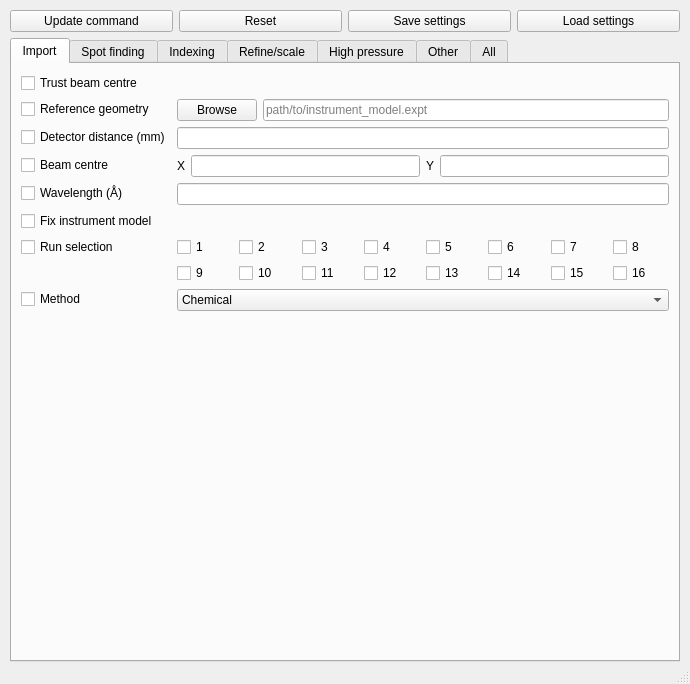
First picture: the form in i19-gui/OptionsWindow.ui, repository xia2/i19-gui, before the edit.
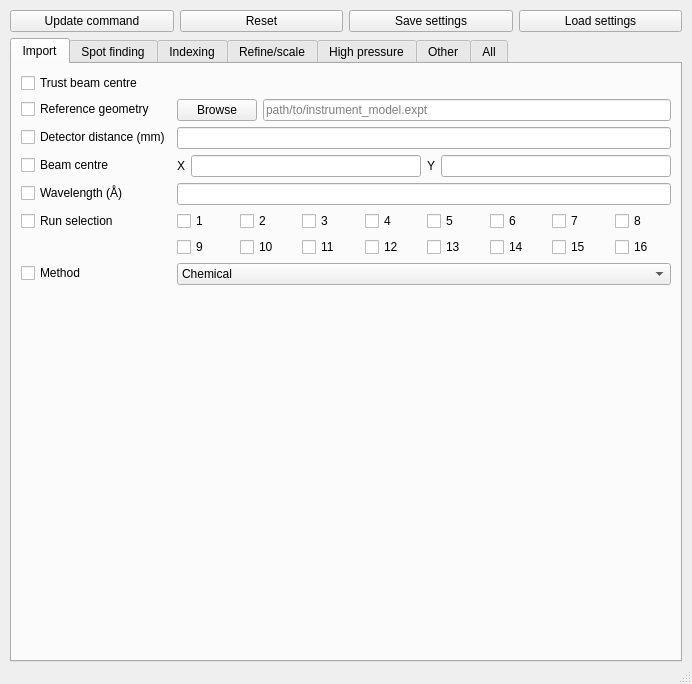
Second picture: the form after the edit.

Commit message:
Add some more tool tips to the .ui design file
Simplify the code by removing the corresponding hard-coded definitions.

The edit to the form file:
```diff
--- a/i19-gui/OptionsWindow.ui
+++ b/i19-gui/OptionsWindow.ui
@@ -6,7 +6,7 @@
    <rect>
     <x>0</x>
     <y>0</y>
-    <width>690</width>
+    <width>692</width>
     <height>684</height>
    </rect>
   </property>
@@ -192,20 +192,13 @@
          </widget>
         </item>
         <item row="5" column="0">
-         <widget class="QCheckBox" name="Import_FixBeamDetector_checkBox">
-          <property name="text">
-           <string>Fix instrument model</string>
-          </property>
-         </widget>
-        </item>
-        <item row="6" column="0">
          <widget class="QCheckBox" name="Import_RunSelectorr_checkBox">
           <property name="text">
            <string>Run selection</string>
           </property>
          </widget>
         </item>
-        <item row="6" column="1">
+        <item row="5" column="1">
          <layout class="QGridLayout" name="gridLayoutRunSelection">
           <item row="0" column="2">
            <widget class="QCheckBox" name="Import_RunSelectorr_checkBox_3">
@@ -321,14 +314,14 @@
           </item>
          </layout>
         </item>
-        <item row="7" column="0">
+        <item row="6" column="0">
          <widget class="QCheckBox" name="checkBox">
           <property name="text">
            <string>Method</string>
           </property>
          </widget>
         </item>
-        <item row="7" column="1">
+        <item row="6" column="1">
          <widget class="QComboBox" name="comboBox">
           <item>
            <property name="text">
```
Left out of the diff: 135 changed lines with no effect on the pictures. The commit also changes 1 other file.
